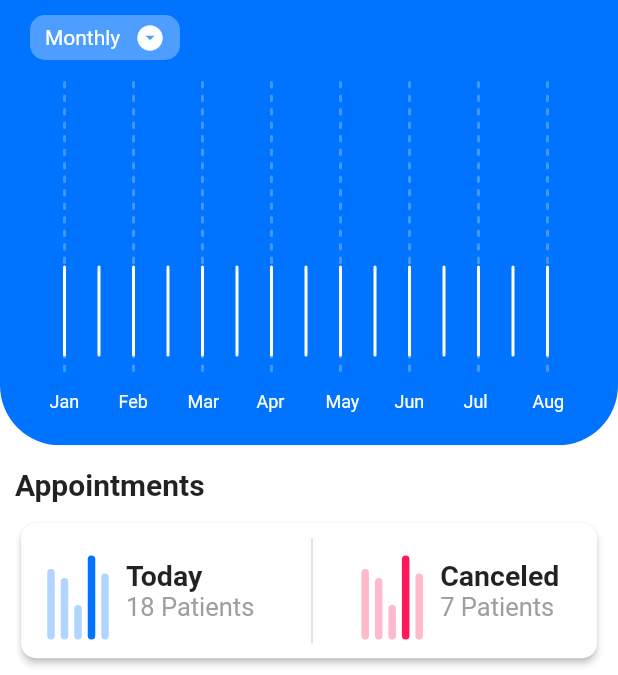
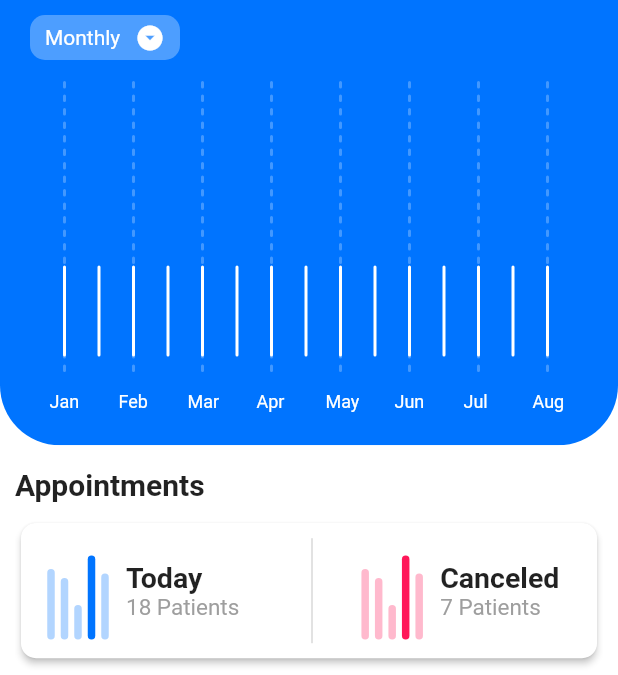
Before and after one commit to cristianfchq/flutter_hospital_dashboard, a Flutter app: the screen it shows after launch, on a phone screen of 412 x 824 dp, the part 69-744 px from its top. Run offline on Flutter 3.47's test engine with Material 2 defaults, Android fonts, the phone set to English and light mode, and no system bars; our stand-ins replace path_drawing; network calls fail.

```diff
--- a/lib/appointment.card.dart
+++ b/lib/appointment.card.dart
@@ -74,7 +74,7 @@ class AppointmentCard extends StatelessWidget {
                       Text(
                         subtitle,
                         style: TextStyle(
-                          fontSize: 17,
+                          fontSize: 15,
                           color: Colors.grey,
                         ),
                       ),
--- a/lib/main.dart
+++ b/lib/main.dart
@@ -17,7 +17,7 @@ class MyApp extends StatelessWidget {
 //    );
     return MaterialApp(
       debugShowCheckedModeBanner: false,
-      title: 'Flutter Demo',
+      title: 'Flutter Demo 2',
       home: HospitalDashBoardHome(),
     );
   }
```
